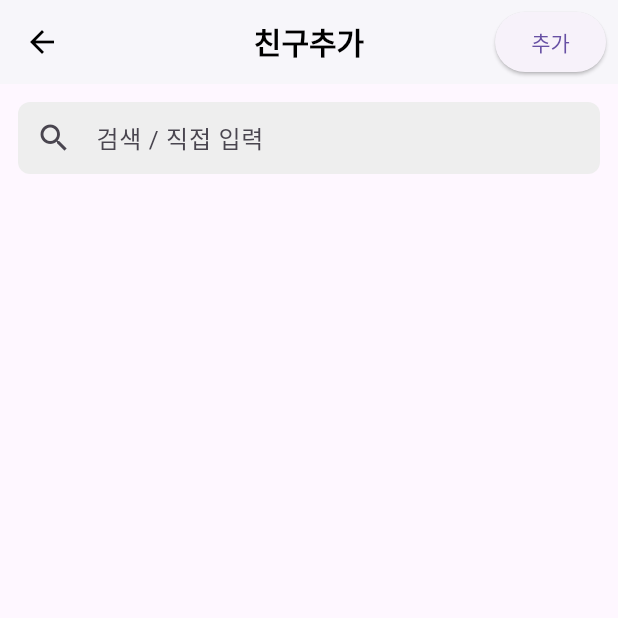
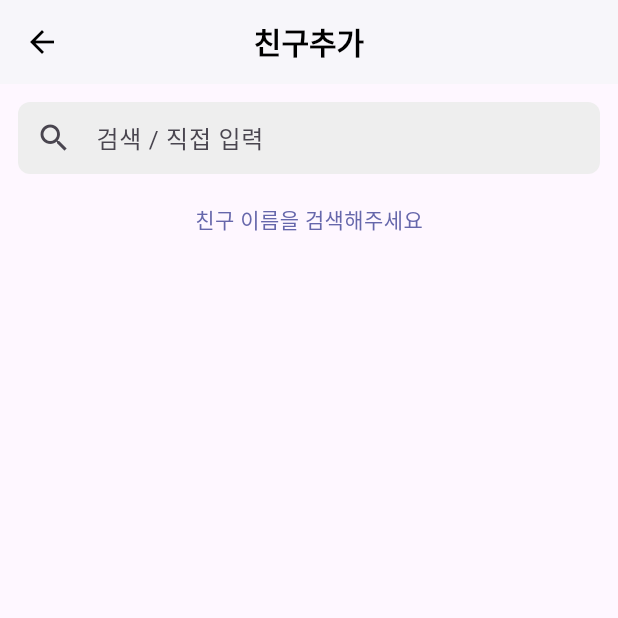
Before and after one commit to seunghyun-bloom/dutch_hallae, a Flutter app: the FriendsPage screen opened directly, after a tap on "추가", on a phone screen of 412 x 824 dp, the top half of it. Run offline on Flutter 3.47's test engine with Material 2 defaults, Android fonts, the phone set to English and light mode, and no system bars; our stand-ins replace cloud_firestore, contacts_service, dotted_border, firebase_auth, firebase_core, firebase_storage and 10 more; missing offline and left inert: flutter_animated_dialog, flutter_facebook_auth, naver_map_plugin, twitter_login; accounts and stored records are empty; network calls fail; Roboto replaces fonts that are missing (AppleSDGothic); statements that could not run were skipped.

Commit message:
sh may 26

```diff
--- a/lib/pages/main/friends/add_friends_page.dart
+++ b/lib/pages/main/friends/add_friends_page.dart
@@ -1,12 +1,10 @@
 import 'package:contacts_service/contacts_service.dart';
-import 'package:dutch_hallae/utilities/appbar_button.dart';
 import 'package:dutch_hallae/pages/main/friends/modal_fit.dart';
+import 'package:dutch_hallae/utilities/no_data.dart';
 import 'package:dutch_hallae/utilities/styles.dart';
 import 'package:flutter/material.dart';
 import 'package:permission_handler/permission_handler.dart';
 import 'package:modal_bottom_sheet/modal_bottom_sheet.dart';
-
-//TODO: 5. 검색했는데 아무것도 안나오면 직접 추가하기 버튼 나오기
 
 class AddFriendsPage extends StatefulWidget {
   const AddFriendsPage({Key? key}) : super(key: key);
@@ -82,15 +80,6 @@ class _AddFriendsPageState extends State<AddFriendsPage> {
     return Scaffold(
       appBar: AppBar(
         title: const Text('친구추가'),
-        actions: [
-          AppBarButton(
-            title: '추가',
-            onTap: () {
-              print(contactsFiltered.length);
-              print(selectedIndex);
-            },
-          ),
-        ],
       ),
       body: Column(
         children: [
@@ -106,11 +95,12 @@ class _AddFriendsPageState extends State<AddFriendsPage> {
                   child: Center(
                     child: TextButton(
                       child: const Text('주소록 접근 권한을 활성화해주세요'),
-                      onPressed: () => print(contactsPermission),
+                      onPressed: () => openAppSettings(),
                     ),
                   ),
                 )
-              : Expanded(
+              : contactsFiltered.isNotEmpty
+                  ? Expanded(
                       child: ListView.builder(
                         shrinkWrap: true,
                         itemCount: contactsFiltered.length,
@@ -135,13 +125,38 @@ class _AddFriendsPageState extends State<AddFriendsPage> {
                                 context: context,
                                 builder: (context) => ModalFit(
                                   friend: contact.displayName!,
-                              phone: contact.phones!.elementAt(0).value ?? '',
+                                  phone:
+                                      contact.phones!.elementAt(0).value ?? '',
                                 ),
                               );
                             },
                           );
                         },
                       ),
+                    )
+                  : _searchController.value.text.isEmpty
+                      ? const Padding(
+                          padding: EdgeInsets.all(8.0),
+                          child: Center(
+                            child: Text(
+                              '친구 이름을 검색해주세요',
+                              style: TextStyle(color: Pantone.veryPeri),
+                            ),
+                          ),
+                        )
+                      : NoDataSquare(
+                          titleString: '연락처 목록에 없어요',
+                          contentString:
+                              ' ${_searchController.value.text}님을 직접 추가하시겠습니까?',
+                          onTap: () {
+                            showCupertinoModalBottomSheet(
+                              context: context,
+                              builder: (context) => ModalFit(
+                                friend: _searchController.value.text,
+                                phone: '',
+                              ),
+                            );
+                          },
                         ),
         ],
       ),
--- a/lib/pages/main/friends/friends_streamer.dart
+++ b/lib/pages/main/friends/friends_streamer.dart
@@ -30,15 +30,6 @@ class _FriendsStreamerState extends State<FriendsStreamer> {
           .collection('friends')
           .snapshots(),
       builder: (context, snapshot) {
-        if (!snapshot.hasData) {
-          return NoDataSquare(
-            subject: '친구가',
-            object: '친구를',
-            onTap: () {
-              Get.to(() => const AddFriendsPage());
-            },
-          );
-        }
         final friends = snapshot.data?.docs.reversed;
 
         List<FriendsBubble> friendsBubbles = [];
@@ -57,9 +48,15 @@ class _FriendsStreamerState extends State<FriendsStreamer> {
           friendsBubbles.add(friendBubble);
         }
 
-        return ListView(
-          children: friendsBubbles,
-        );
+        return friendsBubbles.isEmpty
+            ? NoDataSquare(
+                titleString: '친구를 추가해 주세요',
+                contentString: '아직 등록된 친구가 없으시네요\n친구를 추가해 보세요',
+                onTap: () => Get.to(() => const AddFriendsPage()),
+              )
+            : ListView(
+                children: friendsBubbles,
+              );
       },
     );
   }
--- a/lib/pages/main/friends/modal_fit.dart
+++ b/lib/pages/main/friends/modal_fit.dart
@@ -102,7 +102,7 @@ class _ModalFitState extends State<ModalFit> {
                     height: 45,
                     child: ElevatedButton(
                       child: const Text(
-                        '지우기',
+                        '취소',
                         textAlign: TextAlign.center,
                         style: TextStyle(color: Colors.black),
                       ),
@@ -110,7 +110,7 @@ class _ModalFitState extends State<ModalFit> {
                         backgroundColor:
                             MaterialStateProperty.all(Colors.grey.shade300),
                       ),
-                      onPressed: () {},
+                      onPressed: () => Get.back(),
                     ),
                   ),
                   SizedBox(
--- a/lib/utilities/no_data.dart
+++ b/lib/utilities/no_data.dart
@@ -7,12 +7,12 @@ import 'styles.dart';
 class NoDataSquare extends StatelessWidget {
   const NoDataSquare(
       {Key? key,
-      required this.subject,
-      required this.object,
+      required this.titleString,
+      required this.contentString,
       required this.onTap})
       : super(key: key);
-  final String subject;
-  final String object;
+  final String titleString;
+  final String contentString;
   final dynamic onTap;
 
   @override
@@ -25,7 +25,7 @@ class NoDataSquare extends StatelessWidget {
         child: InkWell(
           onTap: onTap,
           child: SizedBox(
-            height: 240.h,
+            height: Get.height * 0.3,
             width: Get.width * 0.9,
             child: Column(
               mainAxisAlignment: MainAxisAlignment.center,
@@ -47,7 +47,7 @@ class NoDataSquare extends StatelessWidget {
                 Padding(
                   padding: const EdgeInsets.all(10.0),
                   child: Text(
-                    '$object 추가해주세요',
+                    titleString,
                     style: const TextStyle(
                       fontWeight: FontWeight.w700,
                       fontSize: 20,
@@ -55,10 +55,8 @@ class NoDataSquare extends StatelessWidget {
                   ),
                 ),
                 Text(
-                  '아직 등록된 $subject 없으시네요',
-                ),
-                Text(
-                  '$object 추가해주세요',
+                  contentString,
+                  textAlign: TextAlign.center,
                 ),
               ],
             ),
--- a/pubspec.yaml
+++ b/pubspec.yaml
@@ -40,7 +40,7 @@ dependencies:
   firebase_auth: ^3.3.5
   google_sign_in: ^5.2.2
   flutter_facebook_auth: ^4.0.0
-  twitter_login: ^4.0.1
+  twitter_login: ^4.2.3
   sign_in_with_apple: ^3.3.0
   fluttertoast: ^8.0.8
   font_awesome_flutter: ^9.2.0
```
Also changed, not shown: lib/getx/controller/friends_controller.dart (+48 -14 lines), lib/pages/login/email_login_page.dart (deleted, +0 -65 lines), lib/pages/login/login_page.dart (+11 -24 lines), lib/pages/main/friends/friend_info.dart (+45 -12 lines), assets/images/email_logo.png (deleted), pubspec.lock, 4 other files. Lines whose indentation alone changed are shown as unchanged.
